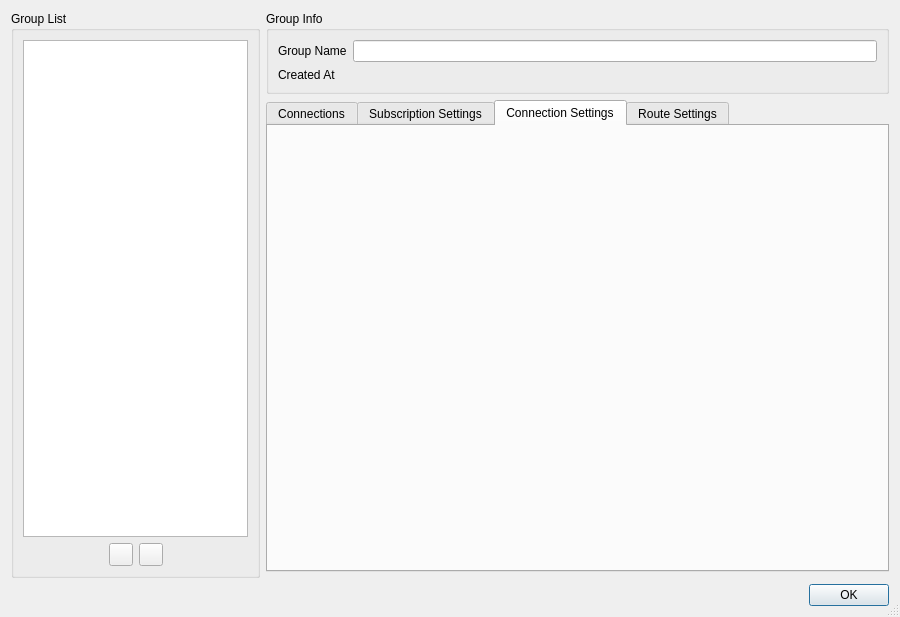
First picture: the form in src/ui/windows/w_GroupManager.ui, repository Qv2ray/Qv2ray, before the edit.
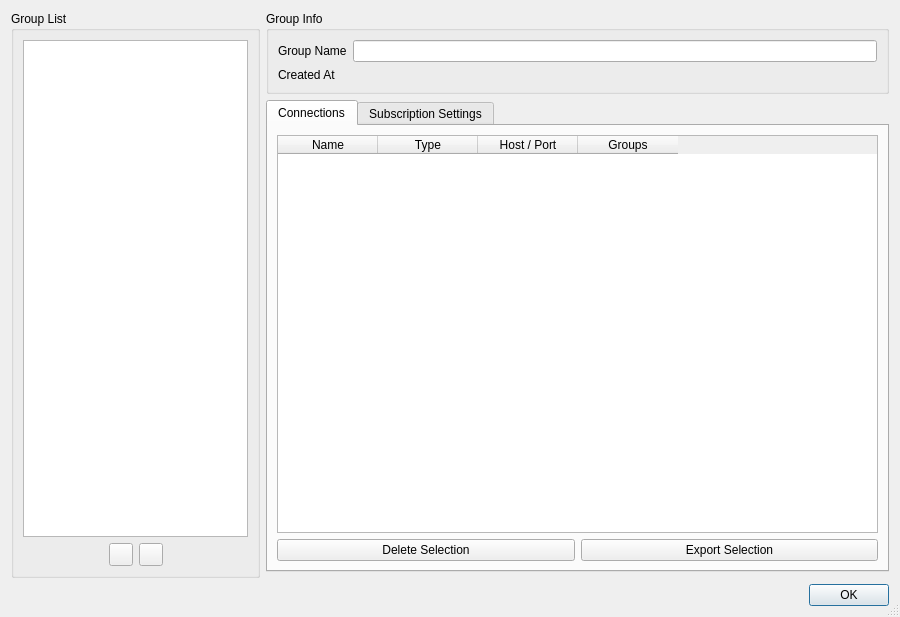
Second picture: the form after the edit. The open tabs and pages were chosen to show the change. Icons and pictures are not drawn.

Diff of the .ui file:
```diff
--- a/src/ui/windows/w_GroupManager.ui
+++ b/src/ui/windows/w_GroupManager.ui
@@ -321,26 +321,6 @@
        </item>
       </layout>
      </widget>
-     <widget class="QWidget" name="tab_3">
-      <attribute name="title">
-       <string>Connection Settings</string>
-      </attribute>
-      <layout class="QGridLayout" name="gridLayout_5">
-       <item row="0" column="0">
-        <layout class="QGridLayout" name="connectionSettingsLayout"/>
-       </item>
-      </layout>
-     </widget>
-     <widget class="QWidget" name="tab_4">
-      <attribute name="title">
-       <string>Route Settings</string>
-      </attribute>
-      <layout class="QGridLayout" name="gridLayout_3">
-       <item row="0" column="0">
-        <layout class="QGridLayout" name="routeSettingsLayout"/>
-       </item>
-      </layout>
-     </widget>
     </widget>
    </item>
   </layout>
```
Left out of the diff: 9 changed lines with no effect on the pictures.
